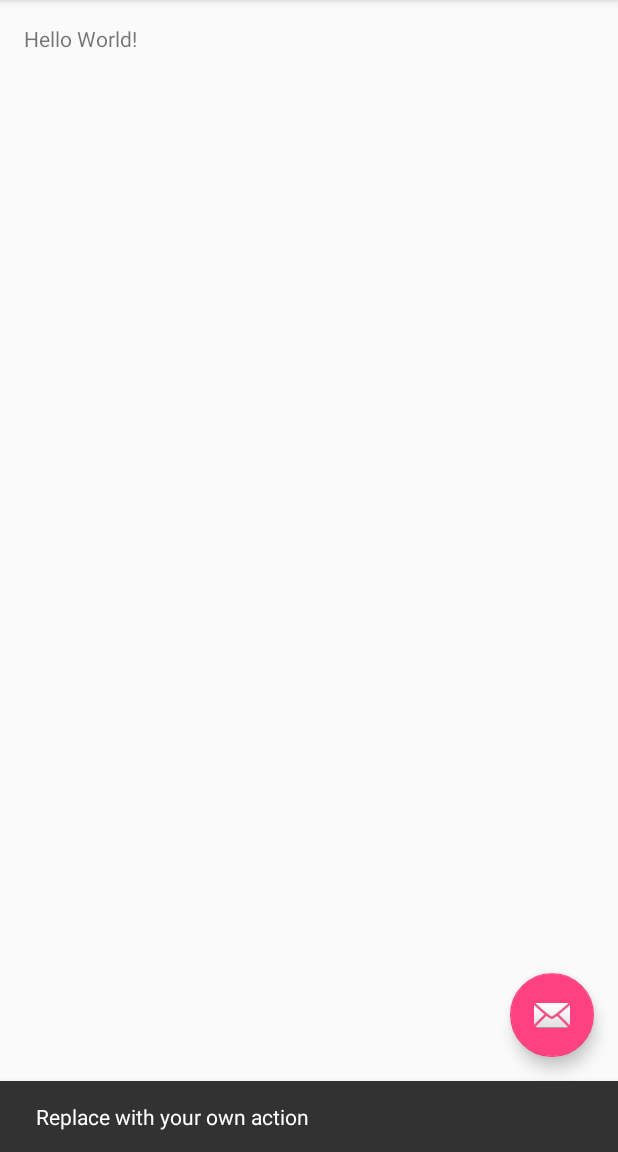
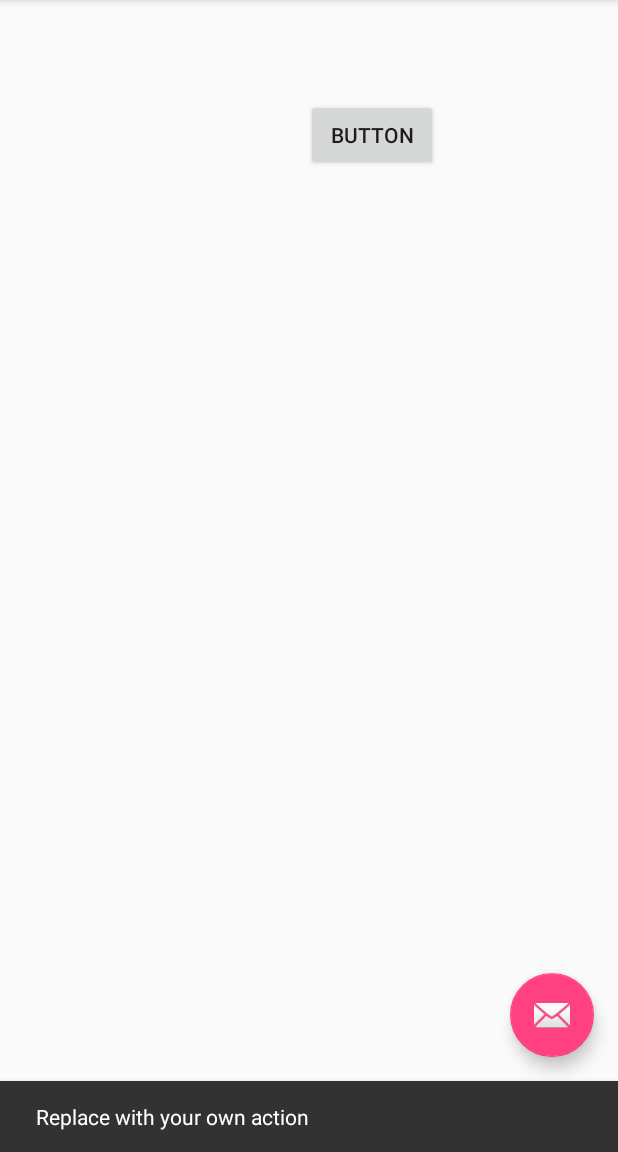
Before and after one commit to creiser/lifesign, an Android app: the screen it shows after launch (MainActivity), after a tap on an icon or button, on a phone screen of 412 x 824 dp, the part 84-1236 px from its top. Run offline under Robolectric (Android 15) with nearby library versions, the phone set to English and light mode, and no system bars.

Commit message:
restructured Android client code and added application.LifeSign

```diff
--- a/AndroidClient/app/src/main/AndroidManifest.xml
+++ b/AndroidClient/app/src/main/AndroidManifest.xml
@@ -3,13 +3,14 @@
     package="com.hackupc.lifesign">
 
     <application
+        android:name="com.hackupc.lifesign.application.Lifesign"
         android:allowBackup="true"
         android:icon="@mipmap/ic_launcher"
         android:label="@string/app_name"
         android:supportsRtl="true"
         android:theme="@style/AppTheme">
         <activity
-            android:name=".MainActivity"
+            android:name=".activities.MainActivity"
             android:label="@string/app_name"
             android:theme="@style/AppTheme.NoActionBar">
             <intent-filter>
@@ -19,7 +20,7 @@
             </intent-filter>
         </activity>
 
-        <receiver android:name=".PromptUserStatus" >
+        <receiver android:name=".application.PromptUserStatus" >
             <intent-filter>
                 <action android:name="processTimerReceiver" >
                 </action>
--- a/AndroidClient/app/src/main/java/com/hackupc/lifesign/MainActivity.java
+++ b/AndroidClient/app/src/main/java/com/hackupc/lifesign/activities/MainActivity.java
@@ -1,4 +1,4 @@
-package com.hackupc.lifesign;
+package com.hackupc.lifesign.activities;
 
 import android.content.Context;
 import android.os.Bundle;
@@ -13,6 +13,10 @@ import android.support.v7.app.AppCompatActivity;
 import android.support.v7.widget.Toolbar;
 import android.view.Menu;
 import android.view.MenuItem;
+
+import com.hackupc.lifesign.R;
+import com.hackupc.lifesign.application.Lifesign;
+import com.hackupc.lifesign.application.TimerTask;
 
 public class MainActivity extends AppCompatActivity
         implements NavigationView.OnNavigationItemSelectedListener {
@@ -106,4 +110,16 @@ public class MainActivity extends AppCompatActivity
         drawer.closeDrawer(GravityCompat.START);
         return true;
     }
+
+    @Override
+    protected void onResume() {
+        super.onResume();
+        Lifesign.activityResumed();
+    }
+
+    @Override
+    protected void onPause() {
+        super.onPause();
+        Lifesign.activityPaused();
+    }
 }
--- /dev/null
+++ b/AndroidClient/app/src/main/java/com/hackupc/lifesign/application/Lifesign.java
@@ -0,0 +1,40 @@
+package com.hackupc.lifesign.application;
+
+import android.app.Application;
+import android.util.Log;
+
+/**
+ * Created by tvaisanen on 9/24/17.
+ *
+ * The application core
+ *
+ */
+
+public class Lifesign extends Application {
+
+    private static boolean activityVisible;
+    private static final String TAG = "application.Lifesign";
+
+    public static boolean isActivityVisible() {
+        /*
+        * Get the applications visibility state
+        * */
+        Log.v(TAG, "isActivityVisible(): " + activityVisible);
+        return activityVisible;
+    }
+
+    public static void activityResumed() {
+        Log.v(TAG, "activityResumed()");
+        Log.v(TAG, "before " + activityVisible);
+        activityVisible = true;
+        Log.v(TAG, "after " + activityVisible);
+
+    }
+
+    public static void activityPaused() {
+        Log.v(TAG, "activityPaused()");
+        Log.v(TAG, "before " + activityVisible);
+        activityVisible = false;
+        Log.v(TAG, "after " + activityVisible);
+    }
+}
--- a/AndroidClient/app/src/main/java/com/hackupc/lifesign/PromptUserStatus.java
+++ b/AndroidClient/app/src/main/java/com/hackupc/lifesign/application/PromptUserStatus.java
@@ -1,13 +1,12 @@
-package com.hackupc.lifesign;
+package com.hackupc.lifesign.application;
 
 import android.app.AlertDialog;
 import android.content.BroadcastReceiver;
 import android.content.Context;
 import android.content.DialogInterface;
 import android.content.Intent;
-import android.widget.Toast;
 
-import static android.R.attr.duration;
+import com.hackupc.lifesign.activities.MainActivity;
 
 /**
  * Created by tvaisanen on 9/18/17.
--- a/AndroidClient/app/src/main/java/com/hackupc/lifesign/TimerTask.java
+++ b/AndroidClient/app/src/main/java/com/hackupc/lifesign/application/TimerTask.java
@@ -1,4 +1,4 @@
-package com.hackupc.lifesign;
+package com.hackupc.lifesign.application;
 
 import android.app.AlarmManager;
 import android.app.AlertDialog;
@@ -6,6 +6,8 @@ import android.app.PendingIntent;
 import android.content.Context;
 import android.content.DialogInterface;
 import android.content.Intent;
+
+import com.hackupc.lifesign.application.PromptUserStatus;
 
 import static android.content.Context.ALARM_SERVICE;
 
@@ -15,13 +17,14 @@ import static android.content.Context.ALARM_SERVICE;
 
 public class TimerTask {
 
+    private boolean taskRunning;
+
     public TimerTask(Context context, int promptInterval){
         System.out.println("TimerTask: " + promptInterval);
         startLifeSignTask(context, promptInterval);
     }
 
     public void startLifeSignTask(Context context, int promptInterval){
-        int interval = promptInterval;
         setPromptInterval(context, promptInterval);
         promptUser(context);
         setPromptInterval(context, 1);
@@ -54,7 +57,7 @@ public class TimerTask {
         PendingIntent pendingIntent = PendingIntent.getBroadcast(
                 context, 0, intent, PendingIntent.FLAG_UPDATE_CURRENT);
         processTimer.setRepeating(AlarmManager.RTC_WAKEUP,
-                System.currentTimeMillis(), promptInterval*100, pendingIntent);
+                System.currentTimeMillis(), promptInterval, pendingIntent);
     }
 
 }
--- a/AndroidClient/app/src/main/res/layout/app_bar_main.xml
+++ b/AndroidClient/app/src/main/res/layout/app_bar_main.xml
@@ -5,7 +5,7 @@
     android:layout_width="match_parent"
     android:layout_height="match_parent"
     android:fitsSystemWindows="true"
-    tools:context="com.hackupc.lifesign.MainActivity">
+    tools:context="com.hackupc.lifesign.activities.MainActivity">
 
     <android.support.design.widget.AppBarLayout
         android:layout_width="match_parent"
--- a/AndroidClient/app/src/main/res/layout/content_main.xml
+++ b/AndroidClient/app/src/main/res/layout/content_main.xml
@@ -10,11 +10,19 @@
     android:paddingRight="@dimen/activity_horizontal_margin"
     android:paddingTop="@dimen/activity_vertical_margin"
     app:layout_behavior="@string/appbar_scrolling_view_behavior"
-    tools:context="com.hackupc.lifesign.MainActivity"
+    tools:context="com.hackupc.lifesign.activities.MainActivity"
     tools:showIn="@layout/app_bar_main">
 
-    <TextView
+    <Button
+        android:text="Button"
         android:layout_width="wrap_content"
         android:layout_height="wrap_content"
-        android:text="Hello World!" />
+        android:id="@+id/button"
+        android:layout_marginRight="104dp"
+        android:layout_marginEnd="104dp"
+        android:layout_alignParentTop="true"
+        android:layout_alignParentRight="true"
+        android:layout_alignParentEnd="true"
+        android:layout_marginTop="50dp" />
+
 </RelativeLayout>
```
